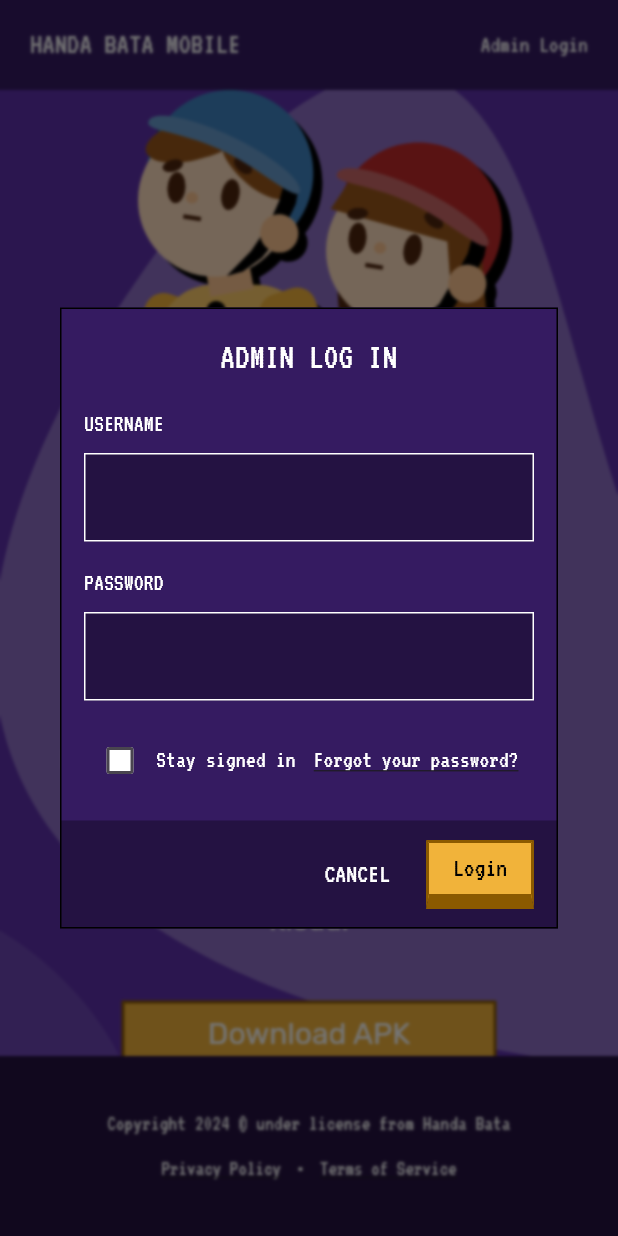
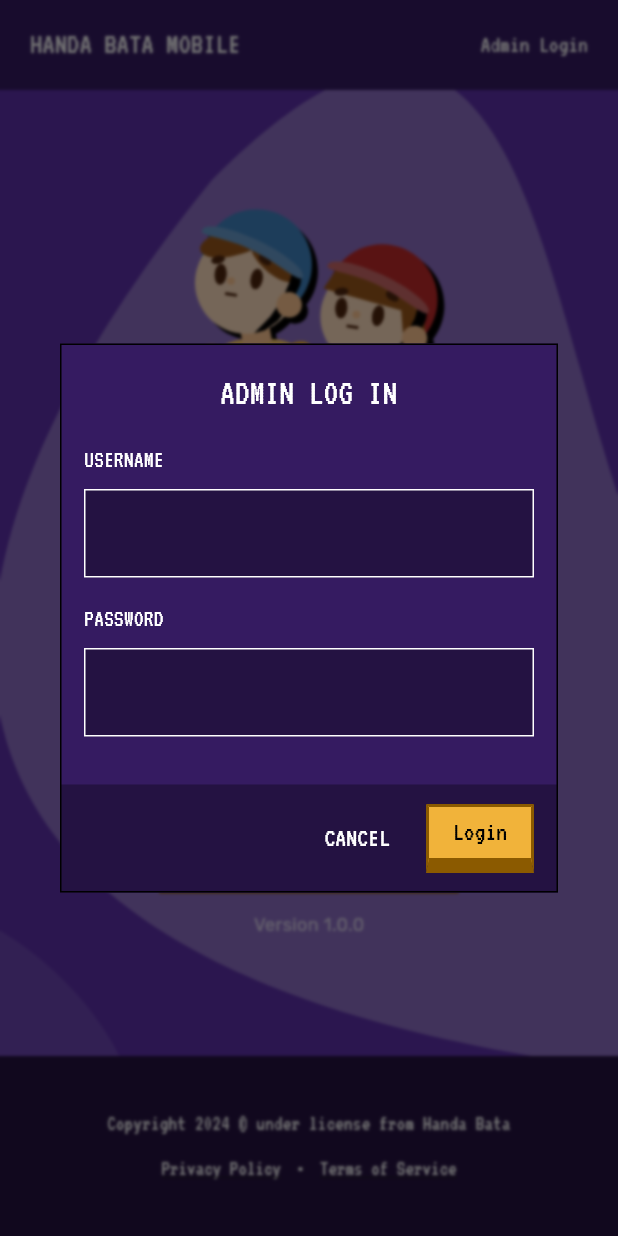
Before and after one commit to nathanG2129/handa_bata, a Flutter app: the AdminLoginPage screen opened directly, after a tap on "Admin Login", on a phone screen of 412 x 824 dp. Run offline on Flutter 3.47's test engine with Material 3 defaults, Android fonts, the phone set to English and light mode, and no system bars; our stand-ins replace cloud_firestore, cloud_functions, connectivity_plus, firebase_auth, firebase_core, flutter_html and 10 more; missing offline and left inert: soundpool; accounts and stored records are empty.

Commit message:
refactor: Remove 'Stay signed in' feature and enhance responsiveness in AdminLoginPage
- Removed the 'Stay signed in' checkbox from the AdminLoginDialog to streamline the authentication process.
- Updated AdminLoginPage to improve layout responsiveness using ResponsiveUtils for padding, SVG sizes, and content constraints across mobile, tablet, and desktop devices.
- Enhanced text and button sizes to adapt dynamically based on the device type, ensuring a consistent user experience across different screen sizes.

```diff
--- a/lib/admin/admin_login_dialog.dart
+++ b/lib/admin/admin_login_dialog.dart
@@ -26,7 +26,6 @@ class _AdminLoginDialogState extends State<AdminLoginDialog> with SingleTickerPr
   final TextEditingController _usernameController = TextEditingController();
   final TextEditingController _passwordController = TextEditingController();
   final _formKey = GlobalKey<FormState>();
-  bool _staySignedIn = false;
   bool _isAuthenticating = false;
   final AuthService _authService = AuthService();
 
@@ -287,45 +286,6 @@ class _AdminLoginDialogState extends State<AdminLoginDialog> with SingleTickerPr
                                     },
                                   ),
                                   const SizedBox(height: 16),
-                                  Row(
-                                    children: [
-                                      Checkbox(
-                                        value: _staySignedIn,
-                                        onChanged: (value) {
-                                          setState(() {
-                                            _staySignedIn = value ?? false;
-                                          });
-                                        },
-                                        fillColor: MaterialStateProperty.resolveWith<Color>(
-                                          (Set<MaterialState> states) {
-                                            if (states.contains(MaterialState.selected)) {
-                                              return const Color(0xFFF1B33A);
-                                            }
-                                            return Colors.white;
-                                          },
-                                        ),
-                                      ),
-                                      Text(
-                                        'Stay signed in',
-                                        style: GoogleFonts.vt323(
-                                          fontSize: 16,
-                                          color: Colors.white,
-                                        ),
-                                      ),
-                                      const Spacer(),
-                                      TextButton(
-                                        onPressed: _forgotPassword,
-                                        child: Text(
-                                          'Forgot your password?',
-                                          style: GoogleFonts.vt323(
-                                            fontSize: 16,
-                                            color: Colors.white,
-                                            decoration: TextDecoration.underline,
-                                          ),
-                                        ),
-                                      ),
-                                    ],
-                                  ),
                                 ],
                               ),
                             ),
--- a/lib/admin/admin_login_page.dart
+++ b/lib/admin/admin_login_page.dart
@@ -7,6 +7,7 @@ import 'package:handabatamae/widgets/buttons/button_3d.dart';
 import 'package:handabatamae/widgets/text_with_shadow.dart';
 import 'package:responsive_builder/responsive_builder.dart';
 import 'package:url_launcher/url_launcher.dart';
+import 'package:handabatamae/utils/responsive_utils.dart';
 
 class AdminLoginPage extends StatelessWidget {
   const AdminLoginPage({super.key});
@@ -40,44 +41,63 @@ class AdminLoginPage extends StatelessWidget {
                 child: Center(
                   child: SingleChildScrollView(
                     child: Padding(
-                      padding: const EdgeInsets.symmetric(horizontal: 20),
+                      padding: ResponsiveUtils.valueByDevice<EdgeInsets>(
+                        context: context,
+                        mobile: const EdgeInsets.symmetric(horizontal: 16),
+                        tablet: const EdgeInsets.symmetric(horizontal: 20),
+                        desktop: const EdgeInsets.symmetric(horizontal: 20),
+                      ),
                       child: ResponsiveBuilder(
                         builder: (context, sizingInformation) {
                           final isTabletOrMobile = sizingInformation.deviceScreenType == DeviceScreenType.tablet ||
                                                  sizingInformation.deviceScreenType == DeviceScreenType.mobile;
+                          final isMobile = sizingInformation.deviceScreenType == DeviceScreenType.mobile;
 
                           if (isTabletOrMobile) {
                             // Mobile/Tablet Layout (Vertical)
                             return Column(
                               mainAxisAlignment: MainAxisAlignment.center,
                               children: [
-                                // Kladis and Kloud SVG
+                                // Kladis and Kloud SVG with responsive size
                                 SvgPicture.asset(
                                   'assets/characters/KladisandKloud.svg',
-                                  width: 300,
-                                  height: 300,
+                                  width: ResponsiveUtils.valueByDevice<double>(
+                                    context: context,
+                                    mobile: 200,
+                                    tablet: 300,
+                                  ),
+                                  height: ResponsiveUtils.valueByDevice<double>(
+                                    context: context,
+                                    mobile: 200,
+                                    tablet: 300,
+                                  ),
                                 ),
-                                const SizedBox(height: 40),
-                                _buildContent(),
+                                SizedBox(height: isMobile ? 20 : 40),
+                                _buildContent(isMobile, context),
                               ],
                             );
                           }
 
-                          // Desktop Layout (Horizontal)
+                          // Desktop Layout (Horizontal) with responsive constraints
                           return Center(
                             child: Container(
-                              constraints: const BoxConstraints(maxWidth: 1200),
+                              constraints: BoxConstraints(
+                                maxWidth: ResponsiveUtils.valueByDevice<double>(
+                                  context: context,
+                                  mobile: 600,
+                                  tablet: 900,
+                                  desktop: 1200,
+                                ),
+                              ),
                               child: Row(
                                 mainAxisAlignment: MainAxisAlignment.center,
                                 crossAxisAlignment: CrossAxisAlignment.center,
                                 children: [
-                                  // Left side - Content
                                   Expanded(
                                     flex: 3,
-                                    child: _buildContent(),
+                                    child: _buildContent(false, context),
                                   ),
                                   const SizedBox(width: 20),
-                                  // Right side - Kladis and Kloud SVG
                                   Expanded(
                                     flex: 2,
                                     child: SvgPicture.asset(
@@ -104,56 +124,95 @@ class AdminLoginPage extends StatelessWidget {
     );
   }
 
-  Widget _buildContent() {
+  Widget _buildContent(bool isMobile, BuildContext context) {
     return Column(
       mainAxisAlignment: MainAxisAlignment.center,
       crossAxisAlignment: CrossAxisAlignment.center,
       children: [
-        // Title
-        const TextWithShadow(
+        // Title with responsive font size
+        TextWithShadow(
           text: 'Download the App',
-          fontSize: 48,
+          fontSize: ResponsiveUtils.valueByDevice<double>(
+            context: context,
+            mobile: 32,
+            tablet: 40,
+            desktop: 48,
+          ),
         ),
-        const SizedBox(height: 20),
-        // Description
+        SizedBox(height: isMobile ? 12 : 20),
+        // Description with responsive constraints and font size
         Container(
-          constraints: const BoxConstraints(maxWidth: 500),
-          padding: const EdgeInsets.symmetric(horizontal: 20),
+          constraints: BoxConstraints(
+            maxWidth: ResponsiveUtils.valueByDevice<double>(
+              context: context,
+              mobile: 300,
+              tablet: 400,
+              desktop: 500,
+            ),
+          ),
+          padding: EdgeInsets.symmetric(
+            horizontal: ResponsiveUtils.valueByDevice<double>(
+              context: context,
+              mobile: 12,
+              tablet: 20,
+              desktop: 20,
+            ),
+          ),
           child: Text(
             'Experience Handa Bata on your mobile device! Download the latest version of our app and start your disaster preparedness journey with Kladis and Kloud.',
             textAlign: TextAlign.center,
             style: GoogleFonts.rubik(
-              fontSize: 18,
+              fontSize: ResponsiveUtils.valueByDevice<double>(
+                context: context,
+                mobile: 14,
+                tablet: 16,
+                desktop: 18,
+              ),
               color: Colors.white,
               height: 1.5,
             ),
           ),
         ),
-        const SizedBox(height: 40),
-        // Download Button with Stacked Icon
+        SizedBox(height: isMobile ? 24 : 40),
+        // Download Button with responsive width
         Stack(
           children: [
             Button3D(
-              width: 250,
+              width: ResponsiveUtils.valueByDevice<double>(
+                context: context,
+                mobile: 200,
+                tablet: 220,
+                desktop: 250,
+              ),
               backgroundColor: const Color(0xFFF1B33A),
               borderColor: const Color(0xFF8B5A00),
               onPressed: _downloadAPK,
               child: Text(
                 'Download APK',
                 style: GoogleFonts.rubik(
-                  fontSize: 20,
+                  fontSize: ResponsiveUtils.valueByDevice<double>(
+                    context: context,
+                    mobile: 16,
+                    tablet: 18,
+                    desktop: 20,
+                  ),
                   color: Colors.white,
                 ),
               ),
             ),
           ],
         ),
-        const SizedBox(height: 20),
-        // Version Info
+        SizedBox(height: isMobile ? 12 : 20),
+        // Version Info with responsive font size
         Text(
           'Version 1.0.0',
           style: GoogleFonts.rubik(
-            fontSize: 14,
+            fontSize: ResponsiveUtils.valueByDevice<double>(
+              context: context,
+              mobile: 12,
+              tablet: 13,
+              desktop: 14,
+            ),
             color: Colors.white70,
           ),
         ),
```
